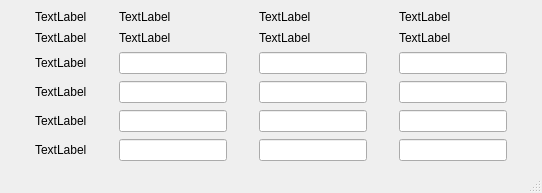
yuj09161/grademanage, file UI/Grading2.ui: the form before one commit.
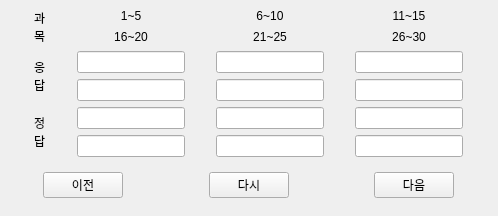
The form after the commit.

Commit message:
배점 UI
배점 UI 추가(미완성)

What changed in the file:
```diff
--- a/UI/Grading2.ui
+++ b/UI/Grading2.ui
@@ -1,151 +1,20 @@
 <?xml version="1.0" encoding="UTF-8"?>
 <ui version="4.0">
- <class>MainWindow</class>
- <widget class="QMainWindow" name="MainWindow">
+ <class>Grading2</class>
+ <widget class="QMainWindow" name="Grading2">
   <property name="geometry">
    <rect>
     <x>0</x>
     <y>0</y>
-    <width>542</width>
-    <height>193</height>
+    <width>498</width>
+    <height>199</height>
    </rect>
   </property>
   <property name="windowTitle">
-   <string>MainWindow</string>
+   <string>가채점</string>
   </property>
   <widget class="QWidget" name="centralwidget">
    <layout class="QGridLayout" name="gridLayout">
-    <item row="0" column="0">
-     <widget class="QLabel" name="label">
-      <property name="sizePolicy">
-       <sizepolicy hsizetype="Fixed" vsizetype="Fixed">
-        <horstretch>0</horstretch>
-        <verstretch>0</verstretch>
-       </sizepolicy>
-      </property>
-      <property name="text">
-       <string>TextLabel</string>
-      </property>
-     </widget>
-    </item>
-    <item row="1" column="0">
-     <widget class="QLabel" name="label_2">
-      <property name="sizePolicy">
-       <sizepolicy hsizetype="Fixed" vsizetype="Fixed">
-        <horstretch>0</horstretch>
-        <verstretch>0</verstretch>
-       </sizepolicy>
-      </property>
-      <property name="text">
-       <string>TextLabel</string>
-      </property>
-     </widget>
-    </item>
-    <item row="4" column="0">
-     <widget class="QLabel" name="label_5">
-      <property name="sizePolicy">
-       <sizepolicy hsizetype="Fixed" vsizetype="Fixed">
-        <horstretch>0</horstretch>
-        <verstretch>0</verstretch>
-       </sizepolicy>
-      </property>
-      <property name="text">
-       <string>TextLabel</string>
-      </property>
-     </widget>
-    </item>
-    <item row="4" column="3">
-     <widget class="QLineEdit" name="lineEdit_9">
-      <property name="sizePolicy">
-       <sizepolicy hsizetype="Fixed" vsizetype="Fixed">
-        <horstretch>0</horstretch>
-        <verstretch>0</verstretch>
-       </sizepolicy>
-      </property>
-     </widget>
-    </item>
-    <item row="2" column="0">
-     <widget class="QLabel" name="label_3">
-      <property name="sizePolicy">
-       <sizepolicy hsizetype="Fixed" vsizetype="Fixed">
-        <horstretch>0</horstretch>
-        <verstretch>0</verstretch>
-       </sizepolicy>
-      </property>
-      <property name="text">
-       <string>TextLabel</string>
-      </property>
-     </widget>
-    </item>
-    <item row="1" column="3">
-     <widget class="QLabel" name="label_12">
-      <property name="sizePolicy">
-       <sizepolicy hsizetype="Fixed" vsizetype="Fixed">
-        <horstretch>0</horstretch>
-        <verstretch>0</verstretch>
-       </sizepolicy>
-      </property>
-      <property name="text">
-       <string>TextLabel</string>
-      </property>
-     </widget>
-    </item>
-    <item row="1" column="1">
-     <widget class="QLabel" name="label_10">
-      <property name="sizePolicy">
-       <sizepolicy hsizetype="Fixed" vsizetype="Fixed">
-        <horstretch>0</horstretch>
-        <verstretch>0</verstretch>
-       </sizepolicy>
-      </property>
-      <property name="text">
-       <string>TextLabel</string>
-      </property>
-     </widget>
-    </item>
-    <item row="3" column="0">
-     <widget class="QLabel" name="label_4">
-      <property name="sizePolicy">
-       <sizepolicy hsizetype="Fixed" vsizetype="Fixed">
-        <horstretch>0</horstretch>
-        <verstretch>0</verstretch>
-       </sizepolicy>
-      </property>
-      <property name="text">
-       <string>TextLabel</string>
-      </property>
-     </widget>
-    </item>
-    <item row="4" column="2">
-     <widget class="QLineEdit" name="lineEdit_8">
-      <property name="sizePolicy">
-       <sizepolicy hsizetype="Fixed" vsizetype="Fixed">
-        <horstretch>0</horstretch>
-        <verstretch>0</verstretch>
-       </sizepolicy>
-      </property>
-     </widget>
-    </item>
-    <item row="3" column="3">
-     <widget class="QLineEdit" name="lineEdit_6">
-      <property name="sizePolicy">
-       <sizepolicy hsizetype="Fixed" vsizetype="Fixed">
-        <horstretch>0</horstretch>
-        <verstretch>0</verstretch>
-       </sizepolicy>
-      </property>
-     </widget>
-    </item>
-    <item row="5" column="1">
-     <widget class="QLineEdit" name="lineEdit_10">
-      <property name="sizePolicy">
-       <sizepolicy hsizetype="Fixed" vsizetype="Fixed">
-        <horstretch>0</horstretch>
-        <verstretch>0</verstretch>
-       </sizepolicy>
-      </property>
-     </widget>
-    </item>
     <item row="4" column="1">
      <widget class="QLineEdit" name="lineEdit_7">
       <property name="sizePolicy">
@@ -156,29 +25,6 @@
       </property>
      </widget>
     </item>
-    <item row="0" column="2">
-     <widget class="QLabel" name="label_8">
-      <property name="sizePolicy">
-       <sizepolicy hsizetype="Fixed" vsizetype="Fixed">
-        <horstretch>0</horstretch>
-        <verstretch>0</verstretch>
-       </sizepolicy>
-      </property>
-      <property name="text">
-       <string>TextLabel</string>
-      </property>
-     </widget>
-    </item>
-    <item row="3" column="1">
-     <widget class="QLineEdit" name="lineEdit_4">
-      <property name="sizePolicy">
-       <sizepolicy hsizetype="Fixed" vsizetype="Fixed">
-        <horstretch>0</horstretch>
-        <verstretch>0</verstretch>
-       </sizepolicy>
-      </property>
-     </widget>
-    </item>
     <item row="2" column="1">
      <widget class="QLineEdit" name="lineEdit">
       <property name="sizePolicy">
@@ -192,36 +38,16 @@
     <item row="0" column="1">
      <widget class="QLabel" name="label_7">
       <property name="sizePolicy">
-       <sizepolicy hsizetype="Fixed" vsizetype="Fixed">
+       <sizepolicy hsizetype="Ignored" vsizetype="Fixed">
         <horstretch>0</horstretch>
         <verstretch>0</verstretch>
        </sizepolicy>
       </property>
       <property name="text">
-       <string>TextLabel</string>
+       <string>1~5</string>
       </property>
-     </widget>
-    </item>
-    <item row="5" column="2">
-     <widget class="QLineEdit" name="lineEdit_11">
-      <property name="sizePolicy">
-       <sizepolicy hsizetype="Fixed" vsizetype="Fixed">
-        <horstretch>0</horstretch>
-        <verstretch>0</verstretch>
-       </sizepolicy>
-      </property>
-     </widget>
-    </item>
-    <item row="5" column="0">
-     <widget class="QLabel" name="label_6">
-      <property name="sizePolicy">
-       <sizepolicy hsizetype="Fixed" vsizetype="Fixed">
-        <horstretch>0</horstretch>
-        <verstretch>0</verstretch>
-       </sizepolicy>
-      </property>
-      <property name="text">
-       <string>TextLabel</string>
+      <property name="alignment">
+       <set>Qt::AlignCenter</set>
       </property>
      </widget>
     </item>
@@ -235,13 +61,41 @@
       </property>
      </widget>
     </item>
-    <item row="3" column="2">
-     <widget class="QLineEdit" name="lineEdit_5">
+    <item row="4" column="0" rowspan="2">
+     <widget class="QLabel" name="label_5">
       <property name="sizePolicy">
        <sizepolicy hsizetype="Fixed" vsizetype="Fixed">
         <horstretch>0</horstretch>
         <verstretch>0</verstretch>
        </sizepolicy>
+      </property>
+      <property name="text">
+       <string>정
+답</string>
+      </property>
+     </widget>
+    </item>
+    <item row="4" column="2">
+     <widget class="QLineEdit" name="lineEdit_8">
+      <property name="sizePolicy">
+       <sizepolicy hsizetype="Fixed" vsizetype="Fixed">
+        <horstretch>0</horstretch>
+        <verstretch>0</verstretch>
+       </sizepolicy>
+      </property>
+     </widget>
+    </item>
+    <item row="0" column="0" rowspan="2">
+     <widget class="QLabel" name="label">
+      <property name="sizePolicy">
+       <sizepolicy hsizetype="Fixed" vsizetype="Fixed">
+        <horstretch>0</horstretch>
+        <verstretch>0</verstretch>
+       </sizepolicy>
+      </property>
+      <property name="text">
+       <string>과
+목</string>
       </property>
      </widget>
     </item>
@@ -255,21 +109,40 @@
       </property>
      </widget>
     </item>
+    <item row="0" column="2">
+     <widget class="QLabel" name="label_8">
+      <property name="sizePolicy">
+       <sizepolicy hsizetype="Ignored" vsizetype="Fixed">
+        <horstretch>0</horstretch>
+        <verstretch>0</verstretch>
+       </sizepolicy>
+      </property>
+      <property name="text">
+       <string>6~10</string>
+      </property>
+      <property name="alignment">
+       <set>Qt::AlignCenter</set>
+      </property>
+     </widget>
+    </item>
     <item row="0" column="3">
      <widget class="QLabel" name="label_9">
       <property name="sizePolicy">
-       <sizepolicy hsizetype="Fixed" vsizetype="Fixed">
+       <sizepolicy hsizetype="Ignored" vsizetype="Fixed">
         <horstretch>0</horstretch>
         <verstretch>0</verstretch>
        </sizepolicy>
       </property>
       <property name="text">
-       <string>TextLabel</string>
+       <string>11~15</string>
       </property>
+      <property name="alignment">
+       <set>Qt::AlignCenter</set>
+      </property>
      </widget>
     </item>
-    <item row="2" column="3">
-     <widget class="QLineEdit" name="lineEdit_3">
+    <item row="5" column="1">
+     <widget class="QLineEdit" name="lineEdit_10">
       <property name="sizePolicy">
        <sizepolicy hsizetype="Fixed" vsizetype="Fixed">
         <horstretch>0</horstretch>
@@ -278,32 +151,201 @@
       </property>
      </widget>
     </item>
+    <item row="1" column="1">
+     <widget class="QLabel" name="label_10">
+      <property name="sizePolicy">
+       <sizepolicy hsizetype="Ignored" vsizetype="Fixed">
+        <horstretch>0</horstretch>
+        <verstretch>0</verstretch>
+       </sizepolicy>
+      </property>
+      <property name="text">
+       <string>16~20</string>
+      </property>
+      <property name="alignment">
+       <set>Qt::AlignCenter</set>
+      </property>
+     </widget>
+    </item>
     <item row="1" column="2">
      <widget class="QLabel" name="label_11">
       <property name="sizePolicy">
+       <sizepolicy hsizetype="Ignored" vsizetype="Fixed">
+        <horstretch>0</horstretch>
+        <verstretch>0</verstretch>
+       </sizepolicy>
+      </property>
+      <property name="text">
+       <string>21~25</string>
+      </property>
+      <property name="alignment">
+       <set>Qt::AlignCenter</set>
+      </property>
+     </widget>
+    </item>
+    <item row="3" column="1">
+     <widget class="QLineEdit" name="lineEdit_4">
+      <property name="sizePolicy">
        <sizepolicy hsizetype="Fixed" vsizetype="Fixed">
         <horstretch>0</horstretch>
         <verstretch>0</verstretch>
        </sizepolicy>
       </property>
+     </widget>
+    </item>
+    <item row="5" column="2">
+     <widget class="QLineEdit" name="lineEdit_11">
+      <property name="sizePolicy">
+       <sizepolicy hsizetype="Fixed" vsizetype="Fixed">
+        <horstretch>0</horstretch>
+        <verstretch>0</verstretch>
+       </sizepolicy>
+      </property>
+     </widget>
+    </item>
+    <item row="4" column="3">
+     <widget class="QLineEdit" name="lineEdit_9">
+      <property name="sizePolicy">
+       <sizepolicy hsizetype="Fixed" vsizetype="Fixed">
+        <horstretch>0</horstretch>
+        <verstretch>0</verstretch>
+       </sizepolicy>
+      </property>
+     </widget>
+    </item>
+    <item row="2" column="3">
+     <widget class="QLineEdit" name="lineEdit_3">
+      <property name="sizePolicy">
+       <sizepolicy hsizetype="Fixed" vsizetype="Fixed">
+        <horstretch>0</horstretch>
+        <verstretch>0</verstretch>
+       </sizepolicy>
+      </property>
+     </widget>
+    </item>
+    <item row="3" column="3">
+     <widget class="QLineEdit" name="lineEdit_6">
+      <property name="sizePolicy">
+       <sizepolicy hsizetype="Fixed" vsizetype="Fixed">
+        <horstretch>0</horstretch>
+        <verstretch>0</verstretch>
+       </sizepolicy>
+      </property>
+     </widget>
+    </item>
+    <item row="1" column="3">
+     <widget class="QLabel" name="label_12">
+      <property name="sizePolicy">
+       <sizepolicy hsizetype="Ignored" vsizetype="Fixed">
+        <horstretch>0</horstretch>
+        <verstretch>0</verstretch>
+       </sizepolicy>
+      </property>
       <property name="text">
-       <string>TextLabel</string>
+       <string>26~30</string>
       </property>
+      <property name="alignment">
+       <set>Qt::AlignCenter</set>
+      </property>
+     </widget>
+    </item>
+    <item row="3" column="2">
+     <widget class="QLineEdit" name="lineEdit_5">
+      <property name="sizePolicy">
+       <sizepolicy hsizetype="Fixed" vsizetype="Fixed">
+        <horstretch>0</horstretch>
+        <verstretch>0</verstretch>
+       </sizepolicy>
+      </property>
+     </widget>
+    </item>
+    <item row="2" column="0" rowspan="2">
+     <widget class="QLabel" name="label_3">
+      <property name="sizePolicy">
+       <sizepolicy hsizetype="Fixed" vsizetype="Fixed">
+        <horstretch>0</horstretch>
+        <verstretch>0</verstretch>
+       </sizepolicy>
+      </property>
+      <property name="text">
+       <string>응
+답</string>
+      </property>
+     </widget>
+    </item>
+    <item row="6" column="0" colspan="4">
+     <widget class="QWidget" name="widget" native="true">
+      <layout class="QGridLayout" name="gridLayout_2">
+       <item row="0" column="0">
+        <widget class="QPushButton" name="pushButton">
+         <property name="sizePolicy">
+          <sizepolicy hsizetype="Fixed" vsizetype="Fixed">
+           <horstretch>0</horstretch>
+           <verstretch>0</verstretch>
+          </sizepolicy>
+         </property>
+         <property name="text">
+          <string>이전</string>
+         </property>
+        </widget>
+       </item>
+       <item row="0" column="1">
+        <spacer name="horizontalSpacer">
+         <property name="orientation">
+          <enum>Qt::Horizontal</enum>
+         </property>
+         <property name="sizeHint" stdset="0">
+          <size>
+           <width>40</width>
+           <height>20</height>
+          </size>
+         </property>
+        </spacer>
+       </item>
+       <item row="0" column="4">
+        <widget class="QPushButton" name="pushButton_2">
+         <property name="sizePolicy">
+          <sizepolicy hsizetype="Fixed" vsizetype="Fixed">
+           <horstretch>0</horstretch>
+           <verstretch>0</verstretch>
+          </sizepolicy>
+         </property>
+         <property name="text">
+          <string>다음</string>
+         </property>
+        </widget>
+       </item>
+       <item row="0" column="2">
+        <widget class="QPushButton" name="pushButton_3">
+         <property name="sizePolicy">
+          <sizepolicy hsizetype="Fixed" vsizetype="Fixed">
+           <horstretch>0</horstretch>
+           <verstretch>0</verstretch>
+          </sizepolicy>
+         </property>
+         <property name="text">
+          <string>다시</string>
+         </property>
+        </widget>
+       </item>
+       <item row="0" column="3">
+        <spacer name="horizontalSpacer_2">
+         <property name="orientation">
+          <enum>Qt::Horizontal</enum>
+         </property>
+         <property name="sizeHint" stdset="0">
+          <size>
+           <width>40</width>
+           <height>20</height>
+          </size>
+         </property>
+        </spacer>
+       </item>
+      </layout>
      </widget>
     </item>
    </layout>
   </widget>
-  <widget class="QMenuBar" name="menubar">
-   <property name="geometry">
-    <rect>
-     <x>0</x>
-     <y>0</y>
-     <width>542</width>
-     <height>21</height>
-    </rect>
-   </property>
-  </widget>
-  <widget class="QStatusBar" name="statusbar"/>
  </widget>
  <resources/>
  <connections/>
```
The commit also changes 3 other files.
